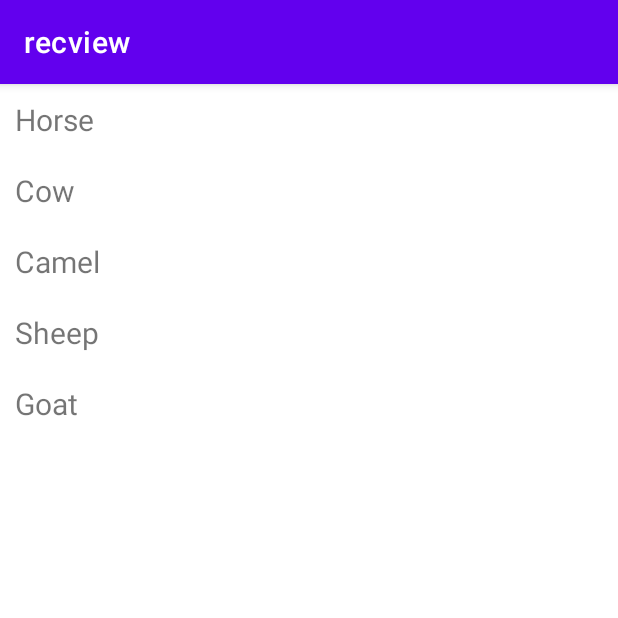
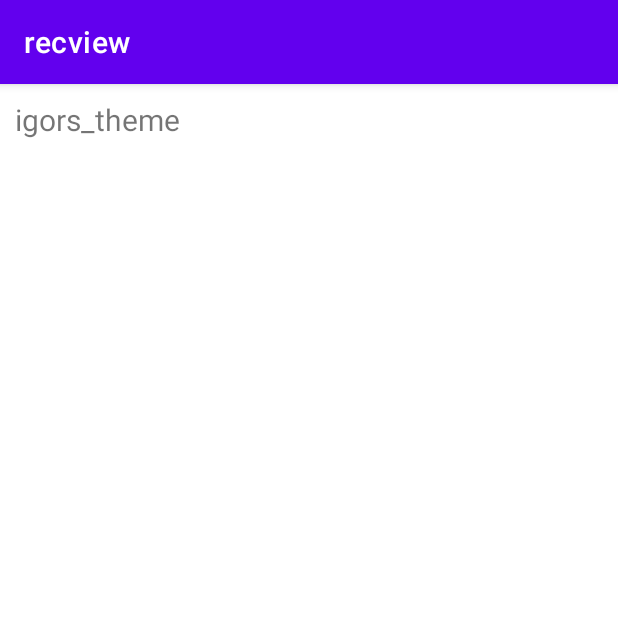
Before and after one commit to ElliotWride/AndriodMusicApp, an Android app: the screen it shows after launch (MainActivity), on a phone screen of 412 x 824 dp, the top half of it. Run offline under Robolectric (Android 15) with nearby library versions, the phone set to English and light mode, and no system bars.

Commit message:
recycler view click through implemented
--bug where song selected doesnt work needs fixing
--next implementing file storeage

```diff
--- a/app/src/main/AndroidManifest.xml
+++ b/app/src/main/AndroidManifest.xml
@@ -1,7 +1,8 @@
 <?xml version="1.0" encoding="utf-8"?>
 <manifest xmlns:android="http://schemas.android.com/apk/res/android"
     xmlns:tools="http://schemas.android.com/tools">
-
+    <uses-permission android:name="android.permission.WRITE_EXTERNAL_STORAGE" />
+    <uses-permission android:name="android.permission.READ_EXTERNAL_STORAGE" />
     <application
         android:allowBackup="true"
         android:dataExtractionRules="@xml/data_extraction_rules"
--- a/app/src/main/java/com/example/recview/MainActivity.java
+++ b/app/src/main/java/com/example/recview/MainActivity.java
@@ -21,17 +21,14 @@ public class MainActivity extends AppCompatActivity implements RecyclerViewAdapt
         setContentView(R.layout.activity_main);
 
         // data to populate the RecyclerView with
-        ArrayList<String> animalNames = new ArrayList<>();
-        animalNames.add("Horse");
-        animalNames.add("Cow");
-        animalNames.add("Camel");
-        animalNames.add("Sheep");
-        animalNames.add("Goat");
+        ArrayList<String> songs = new ArrayList<>();
+        songs.add("igors_theme");
+
 
         // set up the RecyclerView
         RecyclerView recyclerView = findViewById(R.id.rvAnimals);
         recyclerView.setLayoutManager(new LinearLayoutManager(this));
-        adapter = new RecyclerViewAdapter(this, animalNames);
+        adapter = new RecyclerViewAdapter(this, songs);
         adapter.setClickListener(this);
         recyclerView.setAdapter(adapter);
     }
@@ -40,6 +37,7 @@ public class MainActivity extends AppCompatActivity implements RecyclerViewAdapt
     public void onItemClick(View view, int position) {
         Toast.makeText(this, "You clicked " + adapter.getItem(position) + " on row number " + position, Toast.LENGTH_SHORT).show();
         Intent intent = new Intent(MainActivity.this, PlayerActivity.class);
+        intent.putExtra("name",adapter.getItem(position));
         startActivity(intent);
     }
 }
--- a/app/src/main/java/com/example/recview/PlayerActivity.java
+++ b/app/src/main/java/com/example/recview/PlayerActivity.java
@@ -3,6 +3,7 @@ package com.example.recview;
 import androidx.appcompat.app.AppCompatActivity;
 
 import android.content.Context;
+import android.net.Uri;
 import android.os.Bundle;
 import android.media.MediaPlayer;
 import android.view.View;
@@ -14,16 +15,17 @@ public class PlayerActivity extends AppCompatActivity {
     MediaPlayer music;
 
     @Override
-    protected void onCreate(
-            Bundle savedInstanceState)
+    protected void onCreate(Bundle savedInstanceState)
     {
         super.onCreate(savedInstanceState);
         setContentView(R.layout.activity_player);
-
+        Bundle bundle = getIntent().getExtras();
+        //String song =  "res/raw/";
+        //song += bundle.getString("name")+ ".mp3";
+        //Toast.makeText(this, song, Toast.LENGTH_SHORT).show();
         // Adding the music file to our
         // newly created object music
-        music = MediaPlayer.create(
-                this, R.raw.igors_theme);
+        music = MediaPlayer.create(this, R.raw.igors_theme);
     }
 
     // Playing the music
```
